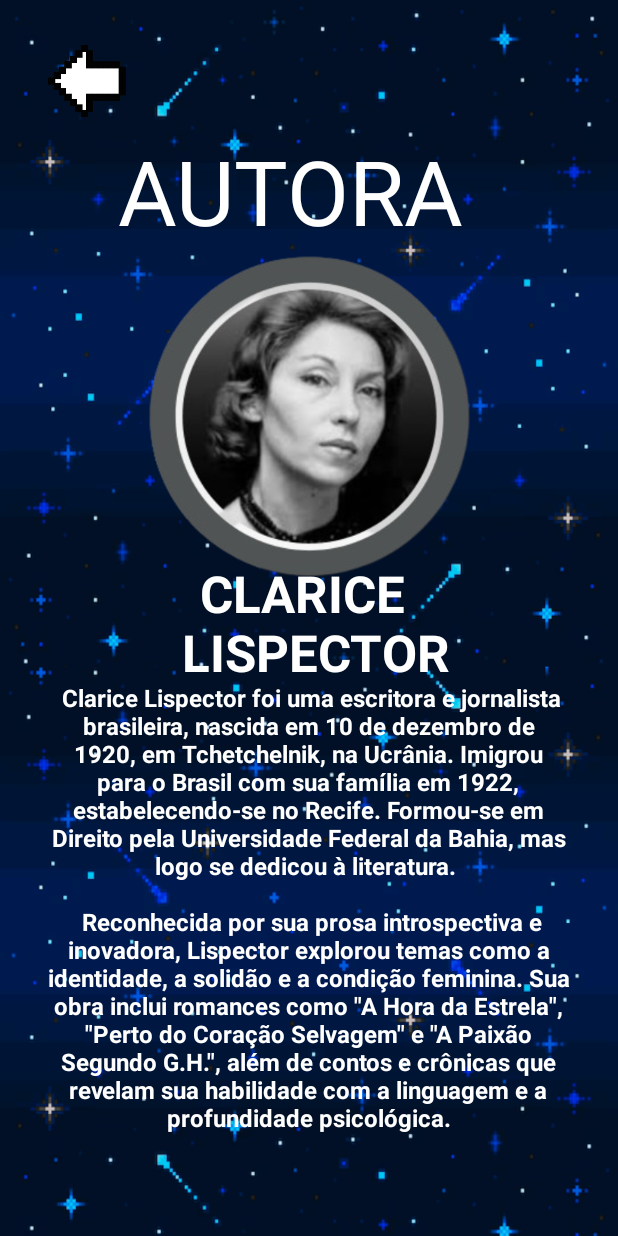
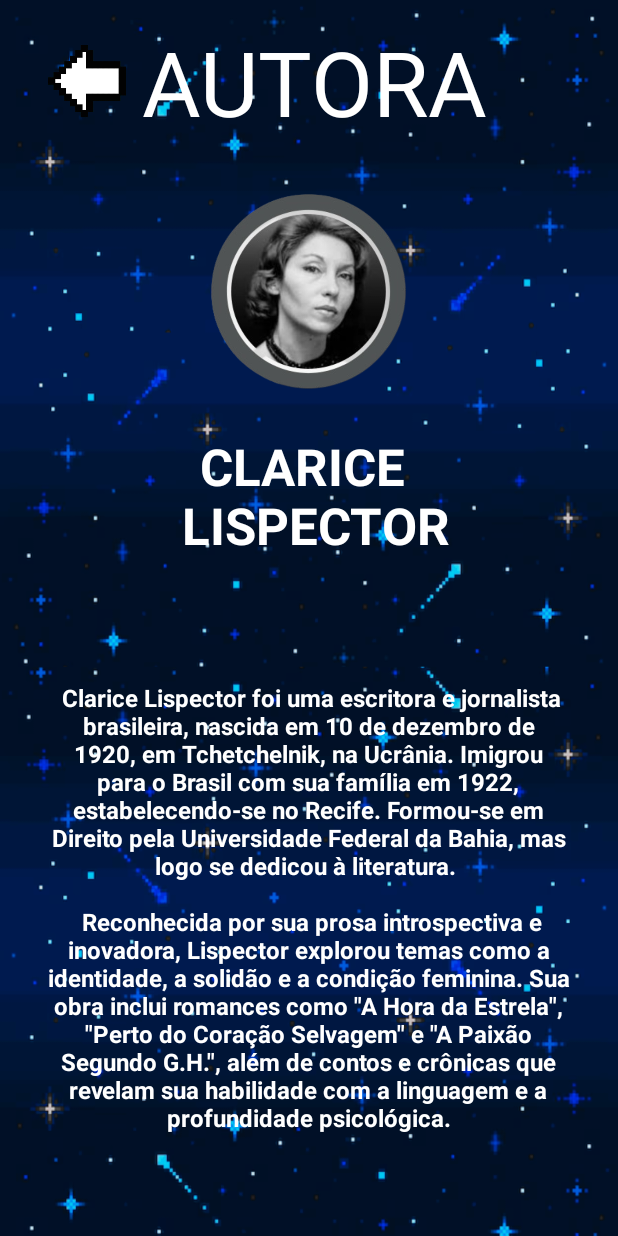
Before and after one commit to LuigiDipp/LeiturApp, an Android app: the MainEscritora screen opened directly, with no data from a screen before it, on a phone screen of 412 x 824 dp. Run offline under Robolectric (Android 15) with nearby library versions, the phone set to English and light mode, and no system bars; Roboto replaces fonts that are not available here.

Commit message:
Commit
Commit

```diff
--- a/app/src/main/res/layout/activity_cap5.xml
+++ b/app/src/main/res/layout/activity_cap5.xml
@@ -30,6 +30,6 @@
         android:text="Capítulo 5: O final do livro é trágico: Macabéa é atropelada por um carro enquanto caminhava pelas ruas do Rio de Janeiro. Sua morte é descrita de forma impessoal, como se fosse uma simples consequência do destino que lhe foi imposto, sem grandes emoções. No entanto, essa morte traz uma espécie de &quot;alívio&quot; para a protagonista, que finalmente escapa de uma vida sem perspectivas e de um sofrimento que ela mal compreendia. O narrador reflete sobre a fragilidade da vida humana e sobre como pessoas como Macabéa são muitas vezes esquecidas pela sociedade, que prefere ignorá-las. O livro termina com uma reflexão filosófica do narrador sobre o que significa &quot;existir&quot; e o que é a &quot;hora da estrela&quot;, a hora em que a protagonista, de forma trágica e quase irônica, se torna visível ao mundo, mas já sem vida."
         android:textColor="@color/white"
         android:textSize="22sp"
-        tools:layout_editor_absoluteX="19dp"
-        tools:layout_editor_absoluteY="134dp" />
+        tools:layout_editor_absoluteX="16dp"
+        tools:layout_editor_absoluteY="92dp" />
 </androidx.constraintlayout.widget.ConstraintLayout>
--- a/app/src/main/res/layout/activity_escritora.xml
+++ b/app/src/main/res/layout/activity_escritora.xml
@@ -18,20 +18,21 @@
         android:textSize="60sp"
         app:layout_constraintBottom_toBottomOf="parent"
         app:layout_constraintEnd_toEndOf="parent"
-        app:layout_constraintHorizontal_bias="0.634"
+        app:layout_constraintHorizontal_bias="0.764"
         app:layout_constraintStart_toStartOf="parent"
         app:layout_constraintTop_toTopOf="parent"
-        app:layout_constraintVertical_bias="0.116" />
+        app:layout_constraintVertical_bias="0.019" />
 
     <ImageView
         android:id="@+id/imgClarice"
-        android:layout_width="255dp"
-        android:layout_height="242dp"
+        android:layout_width="226dp"
+        android:layout_height="147dp"
         app:layout_constraintBottom_toBottomOf="parent"
         app:layout_constraintEnd_toEndOf="parent"
+        app:layout_constraintHorizontal_bias="0.497"
         app:layout_constraintStart_toStartOf="parent"
         app:layout_constraintTop_toTopOf="parent"
-        app:layout_constraintVertical_bias="0.269"
+        app:layout_constraintVertical_bias="0.178"
         app:srcCompat="@drawable/imgclarice" />
 
     <TextView
@@ -48,7 +49,7 @@
         app:layout_constraintEnd_toEndOf="parent"
         app:layout_constraintStart_toStartOf="parent"
         app:layout_constraintTop_toTopOf="parent"
-        app:layout_constraintVertical_bias="0.519" />
+        app:layout_constraintVertical_bias="0.401" />
 
     <TextView
         android:id="@+id/txtBiografia"
--- a/app/src/main/res/layout/activity_livro.xml
+++ b/app/src/main/res/layout/activity_livro.xml
@@ -48,7 +48,7 @@
         app:layout_constraintEnd_toEndOf="parent"
         app:layout_constraintStart_toStartOf="parent"
         app:layout_constraintTop_toTopOf="parent"
-        app:layout_constraintVertical_bias="0.245"
+        app:layout_constraintVertical_bias="0.028"
         app:srcCompat="@drawable/estrela" />
 
 </androidx.constraintlayout.widget.ConstraintLayout>
```
Also changed, not shown: app/src/main/res/layout/activity_download.xml (+5 -4 lines).
